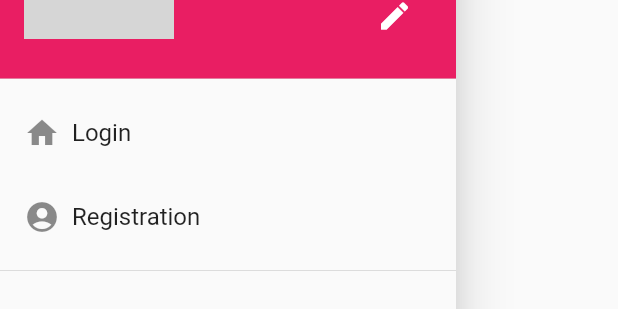
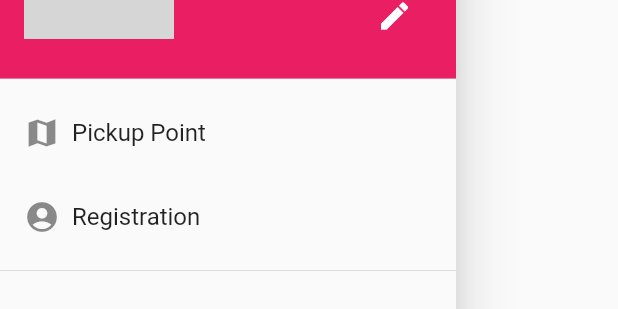
Before and after one commit to sattar-kuet/CourierMerchantApp, a Flutter app: the MenuDrawer widget shown alone on an empty page, opened directly, on a phone screen of 412 x 824 dp. Shown: the part 163-472 px from the top of the screen. Run offline on Flutter 3.47's test engine with Material 2 defaults, Android fonts, the light colour scheme and no system bars; our stand-ins replace flutter_easyloading, flutter_spinkit, shared_preferences, sms_autofill; missing offline and left inert: awesome_select; accounts and stored records are empty; network calls fail; grey boxes are pictures that could not be loaded.

Commit message:
push minor change

```diff
--- a/lib/common/menu_drawer.dart
+++ b/lib/common/menu_drawer.dart
@@ -1,4 +1,5 @@
 import 'package:flutter/material.dart';
+import 'package:flutter_app/fragments/new_pickup_point.dart';
 import 'package:shared_preferences/shared_preferences.dart';
 import '../fragments/intro_screen.dart';
 import '../widget/drawerHeader.dart';
@@ -13,10 +14,14 @@ class MenuDrawer extends StatelessWidget {
         children: <Widget>[
           drawerHeader(),
           drawerItem(
-            icon: Icons.home,
-            text: 'Login',
-            onTap: () =>
-                Navigator.pushReplacementNamed(context, PageRoutes.login),
+            icon: Icons.map_sharp,
+            text: 'Pickup Point',
+            onTap: () => Navigator.push(
+              context,
+              MaterialPageRoute(
+                builder: (context) => NewPickupPoint(),
+              ),
+            ),
           ),
           drawerItem(
             icon: Icons.account_circle,
--- a/lib/fragments/new_pickup_point.dart
+++ b/lib/fragments/new_pickup_point.dart
@@ -1,15 +1,11 @@
-import 'dart:ui';
-
 import 'package:awesome_select/awesome_select.dart';
 import 'package:flutter/material.dart';
 import 'package:flutter_app/constants.dart';
 import 'package:flutter_app/data/service.dart';
 import 'package:flutter_app/fragments/edit_pickup_point.dart';
-import 'package:flutter_app/utility/helper.dart';
 import 'package:flutter_app/widget/button.dart';
 import '../common/bottom_navigation.dart';
 import '../common/floating_button.dart';
-import '../common/logo.dart';
 import '../widget/TextInput.dart';
 
 class NewPickupPoint extends StatefulWidget {
@@ -299,7 +295,7 @@ class _NewPickupPointState extends State<NewPickupPoint> {
                                             });
                                           }
                                         });
-                                              Navigator.pop(context);
+                                        Navigator.pop(context);
                                       }
                                       print(userPickupPoint);
                                     },
```
